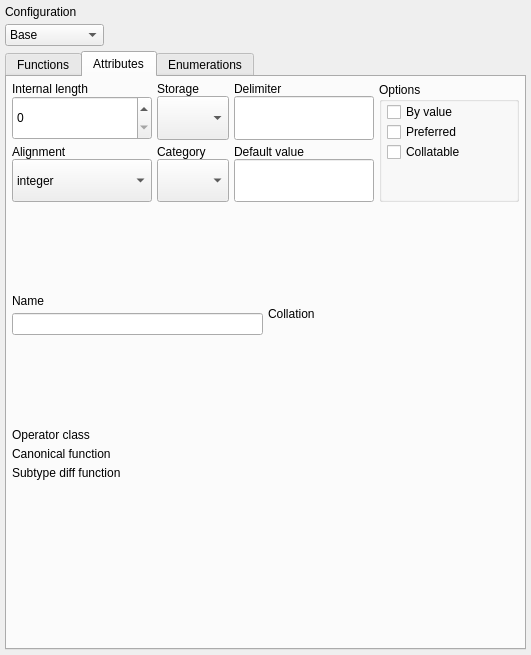
Before: the Qt Designer form libs/libgui/ui/dbobjects/typewidget.ui in maniac787/pgmodeler, drawn with Qt 5.
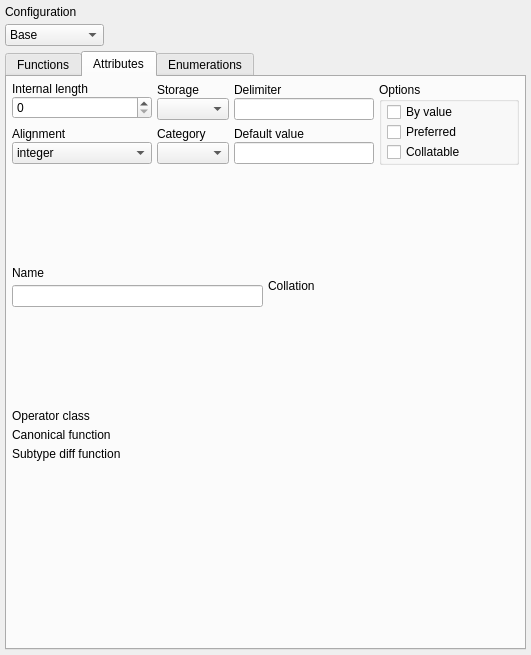
After: the same form once the commit is applied. The open tabs and pages were chosen to show the change. Icons and pictures are not drawn.

```diff
--- a/libs/libgui/ui/dbobjects/typewidget.ui
+++ b/libs/libgui/ui/dbobjects/typewidget.ui
@@ -335,7 +335,7 @@
             <item>
              <widget class="QComboBox" name="category_cmb">
               <property name="sizePolicy">
-               <sizepolicy hsizetype="Preferred" vsizetype="Preferred">
+               <sizepolicy hsizetype="Preferred" vsizetype="Fixed">
                 <horstretch>0</horstretch>
                 <verstretch>0</verstretch>
                </sizepolicy>
@@ -371,7 +371,7 @@
             <item>
              <widget class="QSpinBox" name="internal_len_sb">
               <property name="sizePolicy">
-               <sizepolicy hsizetype="Expanding" vsizetype="Preferred">
+               <sizepolicy hsizetype="Expanding" vsizetype="Fixed">
                 <horstretch>0</horstretch>
                 <verstretch>0</verstretch>
                </sizepolicy>
@@ -401,7 +401,7 @@
             <item>
              <widget class="QComboBox" name="alignment_cmb">
               <property name="sizePolicy">
-               <sizepolicy hsizetype="Expanding" vsizetype="Preferred">
+               <sizepolicy hsizetype="Expanding" vsizetype="Fixed">
                 <horstretch>0</horstretch>
                 <verstretch>0</verstretch>
                </sizepolicy>
@@ -441,7 +441,7 @@
             <property name="maximumSize">
              <size>
               <width>16777215</width>
-              <height>120</height>
+              <height>115</height>
              </size>
             </property>
             <property name="title">
@@ -533,7 +533,7 @@
             <item>
              <widget class="QLineEdit" name="default_value_edt">
               <property name="sizePolicy">
-               <sizepolicy hsizetype="Expanding" vsizetype="Preferred">
+               <sizepolicy hsizetype="Expanding" vsizetype="Fixed">
                 <horstretch>0</horstretch>
                 <verstretch>0</verstretch>
                </sizepolicy>
@@ -566,7 +566,7 @@
             <item>
              <widget class="QComboBox" name="storage_cmb">
               <property name="sizePolicy">
-               <sizepolicy hsizetype="Preferred" vsizetype="Preferred">
+               <sizepolicy hsizetype="Preferred" vsizetype="Fixed">
                 <horstretch>0</horstretch>
                 <verstretch>0</verstretch>
                </sizepolicy>
@@ -602,7 +602,7 @@
             <item>
              <widget class="QLineEdit" name="delimiter_edt">
               <property name="sizePolicy">
-               <sizepolicy hsizetype="Expanding" vsizetype="Preferred">
+               <sizepolicy hsizetype="Expanding" vsizetype="Fixed">
                 <horstretch>0</horstretch>
                 <verstretch>0</verstretch>
                </sizepolicy>
```
